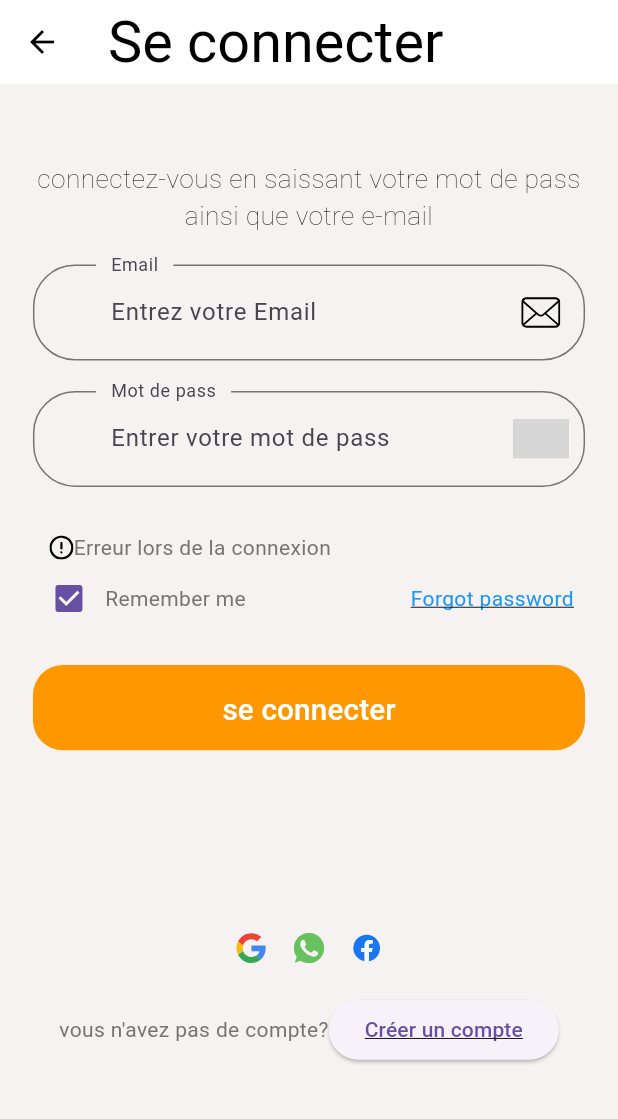
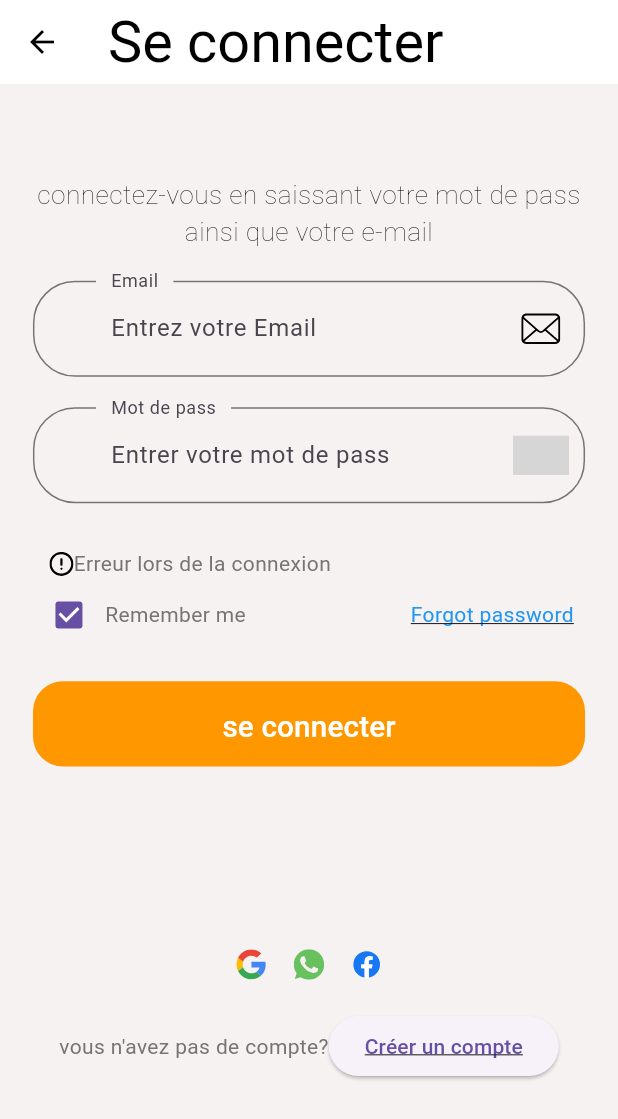
Before and after one commit to Jumvi/flutter-CoopApp, a Flutter app: the screen it shows after launch, after a tap on "Visiter", on a phone screen of 412 x 824 dp. Shown: the top 1119 px of the screen. Run offline on Flutter 3.47's test engine with Material 3 defaults, Android fonts, the phone set to English and light mode, and no system bars; our stand-ins replace flutter_svg; Roboto replaces fonts that are missing (Muli); grey boxes are pictures that could not be loaded.

Commit message:
update design and card style

```diff
--- a/lib/screen/product/bottom_navigation.dart
+++ b/lib/screen/product/bottom_navigation.dart
@@ -2,6 +2,7 @@ import 'package:firstapp/screen/product/command_list.dart';
 import 'package:firstapp/screen/product/landing.dart';
 import 'package:firstapp/screen/product/products.dart';
 import 'package:firstapp/screen/product/shop_list.dart';
+import 'package:firstapp/size_config.dart';
 import 'package:flutter/material.dart';
 import 'package:flutter_svg/svg.dart';
 
@@ -32,6 +33,9 @@ class _BottomWidgetState extends State<BottomWidget> {
   Widget build(BuildContext context) {
     return Scaffold(
       body: _pages[_selectedIndex],
+      bottomSheet: SizedBox(
+        height: getProportionateScreenHeight(100),
+      ),
       bottomNavigationBar: BottomNavigationBar(
         items: <BottomNavigationBarItem>[
           BottomNavigationBarItem(
--- a/lib/screen/product/product_list_pub.dart
+++ b/lib/screen/product/product_list_pub.dart
@@ -24,8 +24,8 @@ class ProductListPub extends StatelessWidget {
               scrollDirection: Axis.horizontal,
               child: ConstrainedBox(
                 constraints: BoxConstraints(
-                  maxHeight: getProportionateScreenHeight(150),
-                  minHeight: getProportionateScreenHeight(150),
+                  maxHeight: getProportionateScreenHeight(90),
+                  minHeight: getProportionateScreenHeight(80),
                 ),
                 child: Row(
                   children: [
@@ -47,7 +47,7 @@ class ProductListPub extends StatelessWidget {
                     Hovercard(path: "assets/images/sport1.jpg", title: "Sport"),
                   ],
                 ),
-              ))
+              )),
         ],
       ),
     );
--- a/lib/screen/sing_in/components/body_connexion.dart
+++ b/lib/screen/sing_in/components/body_connexion.dart
@@ -5,7 +5,6 @@ import 'package:firstapp/screen/splash/components/routes.dart';
 import 'package:firstapp/screen/splash/splash_screen.dart';
 import 'package:firstapp/size_config.dart';
 import 'package:flutter/material.dart';
-import 'package:flutter/widgets.dart';
 import 'package:flutter_svg/svg.dart';
 
 class BodyConnexion extends StatelessWidget {
@@ -21,13 +20,9 @@ class BodyConnexion extends StatelessWidget {
               EdgeInsets.symmetric(horizontal: getProportionateScreenWidth(20)),
           child: Column(
             children: [
-              Text('',
-                  style: TextStyle(
-                    color: Colors.black,
-                    fontSize: getProportionateScreenWidth(32),
-                    fontWeight: FontWeight.w400,
-                  ),
-                  textAlign: TextAlign.center),
+              SizedBox(
+                height: getProportionateScreenHeight(60),
+              ),
               Text(
                 'connectez-vous en saissant votre mot de pass ainsi que votre e-mail',
                 style: TextStyle(
--- a/lib/screen/splash/components/body.dart
+++ b/lib/screen/splash/components/body.dart
@@ -3,7 +3,6 @@ import 'package:firstapp/screen/sing_in/sing_in_screen.dart';
 import 'package:firstapp/screen/splash/components/default_button.dart';
 import 'package:firstapp/size_config.dart';
 import 'package:flutter/material.dart';
-import 'package:flutter/widgets.dart';
 import '../splash_content.dart';
 
 class Body extends StatefulWidget {
@@ -40,10 +39,9 @@ class _BodyState extends State<Body> {
           child: Column(
             children: <Widget>[
               Padding(
-                padding: EdgeInsets.all(16),
+                padding: EdgeInsets.all(4),
                 child: SizedBox(
-                  height: MediaQuery.of(context).size.height *
-                      0.6, // Ajustez la hauteur en fonction de vos besoins
+                  height: MediaQuery.of(context).size.height * 0.8,
                   child: PageView.builder(
                     onPageChanged: (value) {
                       setState(() {
@@ -60,23 +58,13 @@ class _BodyState extends State<Body> {
               ),
               SizedBox(
                 height: MediaQuery.of(context).size.height *
-                    0.4, // Ajustez la hauteur en fonction de vos besoins
+                    0.1, // Ajustez la hauteur en fonction de vos besoins
                 child: Column(
                   mainAxisAlignment: MainAxisAlignment.center,
                   children: <Widget>[
-                    Row(
-                      mainAxisAlignment: MainAxisAlignment.center,
-                      children: List.generate(
-                        splashData.length,
-                        (index) => buildDot(index: index),
-                      ),
-                    ),
                     Container(
-                      margin: EdgeInsets.all(16),
-                      height: 16,
-                    ),
-                    Spacer(
-                      flex: 2,
+                      margin: EdgeInsets.all(8),
+                      height: 2,
                     ),
                     SizedBox(
                         width: getProportionateScreenWidth(250),
@@ -99,16 +87,16 @@ class _BodyState extends State<Body> {
     );
   }
 
-  AnimatedContainer buildDot({required int index}) {
-    return AnimatedContainer(
-      duration: kAnimationDuration,
-      margin: EdgeInsets.only(right: 5),
-      height: 6,
-      width: currentPage == index ? 20 : 6,
-      decoration: BoxDecoration(
-        color: currentPage == index ? kPrimaryColor : Colors.grey,
-        borderRadius: BorderRadius.circular(3),
-      ),
-    );
-  }
+  // AnimatedContainer buildDot({required int index}) {
+  //   return AnimatedContainer(
+  //     duration: kAnimationDuration,
+  //     margin: EdgeInsets.only(right: 5),
+  //     height: 6,
+  //     width: currentPage == index ? 20 : 6,
+  //     decoration: BoxDecoration(
+  //       color: currentPage == index ? kPrimaryColor : Colors.grey,
+  //       borderRadius: BorderRadius.circular(3),
+  //     ),
+  //   );
+  // }
 }
```
Also changed, not shown: lib/screen/product/popular_product.dart (+73 -5 lines), lib/screen/product/products.dart (+44 -26 lines).
